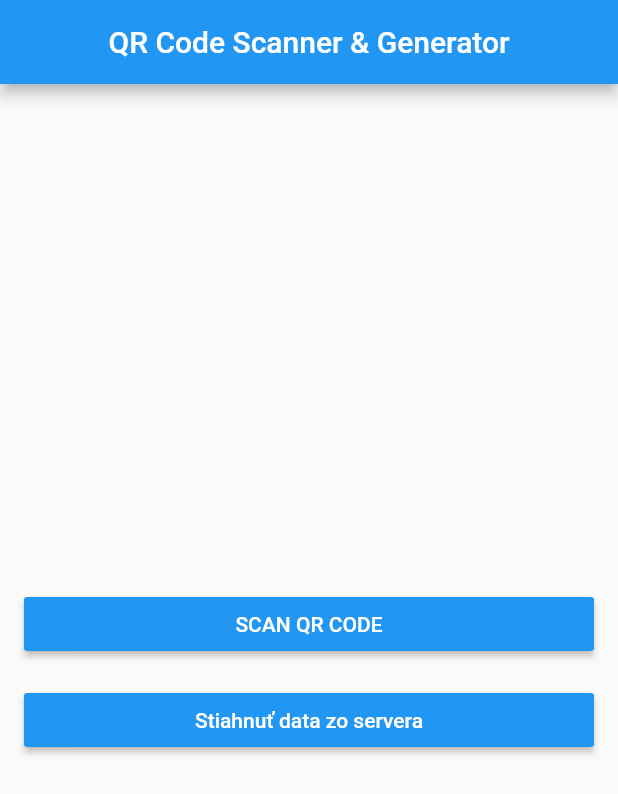
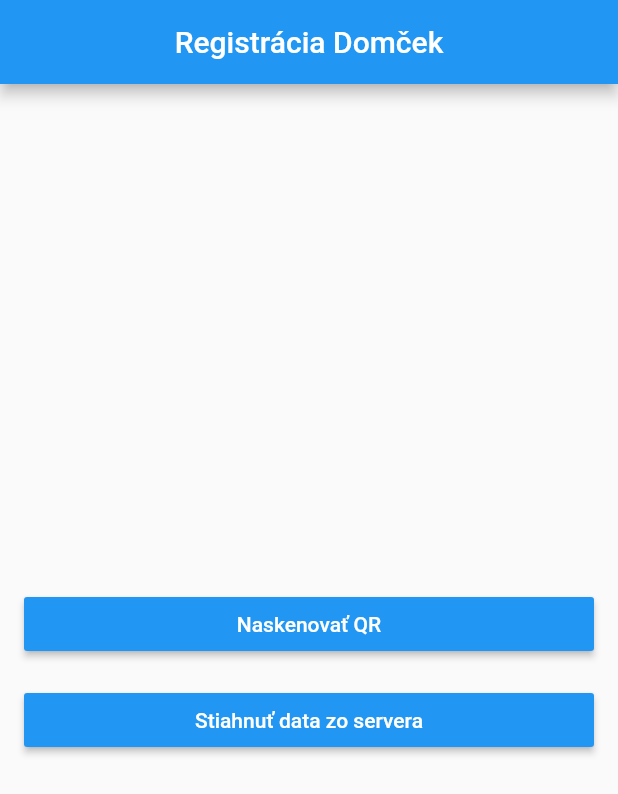
Before and after one commit to ssimk0/domcek-mobile-registration, a Flutter app: the screen it shows after launch, on a phone screen of 412 x 824 dp. Shown: the top 794 px of the screen. Run offline on Flutter 3.47's test engine with Material 2 defaults, Android fonts, the phone set to English and light mode, and no system bars; our stand-ins replace flutter_html; missing offline and left inert: barcode_scan; statements that could not run were skipped.

Commit message:
Small cleanup and improve texts

```diff
--- a/lib/main.dart
+++ b/lib/main.dart
@@ -27,7 +27,7 @@ class MyAppState extends State<MyApp> {
         model: _model,
         child: MaterialApp(
           debugShowCheckedModeBanner: false,
-          title: 'QR Generator-Scanner',
+          title: 'Registrácia Domček',
           theme: ThemeData(
             primarySwatch: Colors.blue,
           ),
--- a/lib/pages/home_page.dart
+++ b/lib/pages/home_page.dart
@@ -16,7 +16,7 @@ class HomePage extends StatelessWidget {
     return Scaffold(
       appBar: AppBar(
         centerTitle: true,
-        title: Text('QR Code Scanner & Generator'),
+        title: Text('Registrácia Domček'),
       ),
       body: Center(
           child:
--- a/lib/scoped-models/connected_participants.dart
+++ b/lib/scoped-models/connected_participants.dart
@@ -24,10 +24,8 @@ mixin ParticipantModel on ConnectedParticipantModel {
 
   Participant findByPaymentNumber(String paymentNumber) {
      var data = this._participants.where((participant) {
-        print(participant.paymentNumber);
         return participant.paymentNumber == paymentNumber;
      });
-     print(paymentNumber);
      return data.length > 0 ? data.first : null;
   }
 
@@ -37,7 +35,7 @@ mixin ParticipantModel on ConnectedParticipantModel {
       _participants = [];
       var data = _storage.parseDataFromString(response.body, dataAlias: PARTICIPANT_ALIAS);
       data.forEach((item) => _participants.add(Participant.fromJson(item)));
-      print(_participants);
+      notifyListeners();
       return;
     } else {
       // If that response was not OK, throw an error.
--- a/lib/services/local_storage.dart
+++ b/lib/services/local_storage.dart
@@ -1,7 +1,6 @@
 import 'dart:io';
 import 'dart:convert';
 import 'package:path_provider/path_provider.dart';
-import 'package:domcek_registration_mobile/model/participant.dart';
 import 'storage.dart';
 
 class LocalStorage implements Storage {
--- a/lib/services/storage.dart
+++ b/lib/services/storage.dart
@@ -1,8 +1,4 @@
-
-import 'package:domcek_registration_mobile/model/participant.dart';
-
 abstract class Storage {
-  Map<String,List<dynamic>> _data = {};
 
   List<dynamic> parseDataFromString(String jsonString, { String dataAlias = null, shouldSave = true});
 
--- a/lib/widgets/Scan.dart
+++ b/lib/widgets/Scan.dart
@@ -1,8 +1,8 @@
 import 'dart:convert';
 
 import 'package:barcode_scan/barcode_scan.dart';
+import 'package:domcek_registration_mobile/pages/ParticipantDetailPage.dart';
 import 'package:flutter/services.dart';
-import 'package:domcek_registration_mobile/participant_detail.dart';
 import 'package:domcek_registration_mobile/scoped-models/main.dart';
 import 'package:flutter/material.dart';
 import 'package:scoped_model/scoped_model.dart';
@@ -42,7 +42,7 @@ class ScanState extends State<Scan> {
                     textColor: Colors.white,
                     splashColor: Colors.blueGrey,
                     onPressed: () => scan(model),
-                    child: const Text('SCAN QR CODE')),
+                    child: const Text('Naskenovať QR')),
               ))
         ],
       );
@@ -58,11 +58,11 @@ class ScanState extends State<Scan> {
         Navigator.push(
           context,
           MaterialPageRoute(
-              builder: (context) => ParticipantDetail(
+              builder: (context) => ParticipantDetailPage(
                   model.findByPaymentNumber(utf8.decode(decoded)))),
         );
       } else {
-        setState(() => this.error = 'Please first download a data');
+        setState(() => this.error = 'Najprv musíš stiahnuť data');
       }
     } on PlatformException catch (e) {
       if (e.code == BarcodeScanner.CameraAccessDenied) {
--- a/lib/widgets/download_data_button.dart
+++ b/lib/widgets/download_data_button.dart
@@ -1,5 +1,4 @@
 import 'package:domcek_registration_mobile/pages/download_data_page.dart';
-import 'package:domcek_registration_mobile/scoped-models/main.dart';
 import 'package:flutter/material.dart';
 
 class DownloadDataButton extends StatelessWidget {
```
Also changed, not shown: lib/pages/ParticipantDetailPage.dart (renamed from lib/participant_detail.dart, +4 -4 lines), 1 other file.
